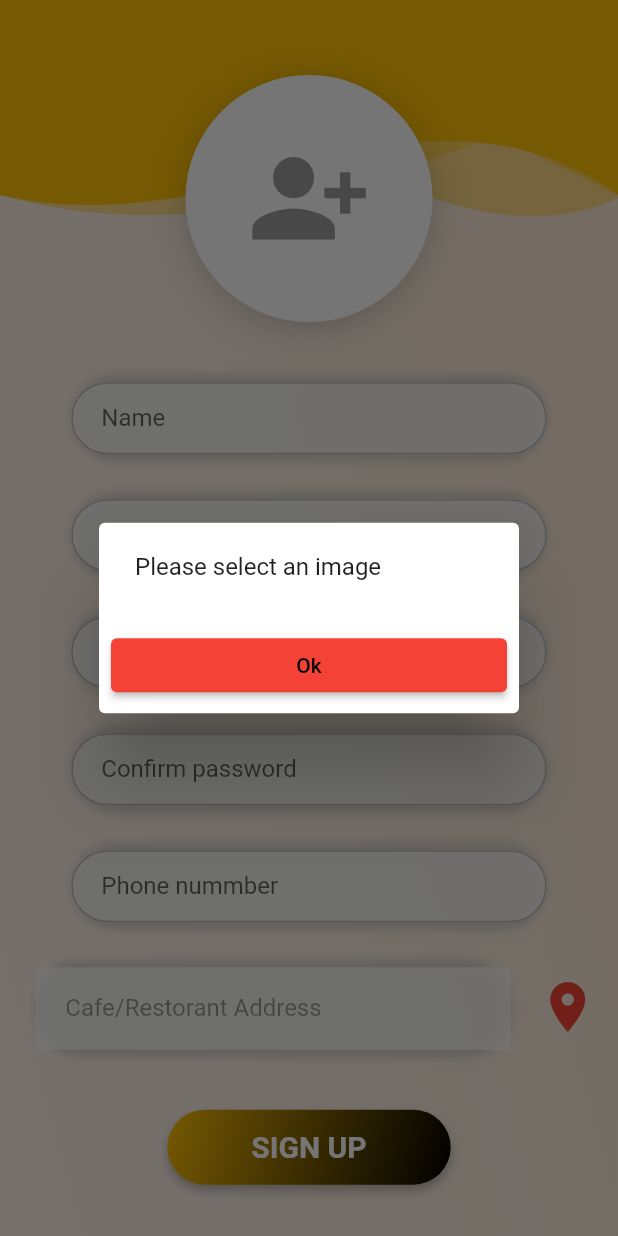
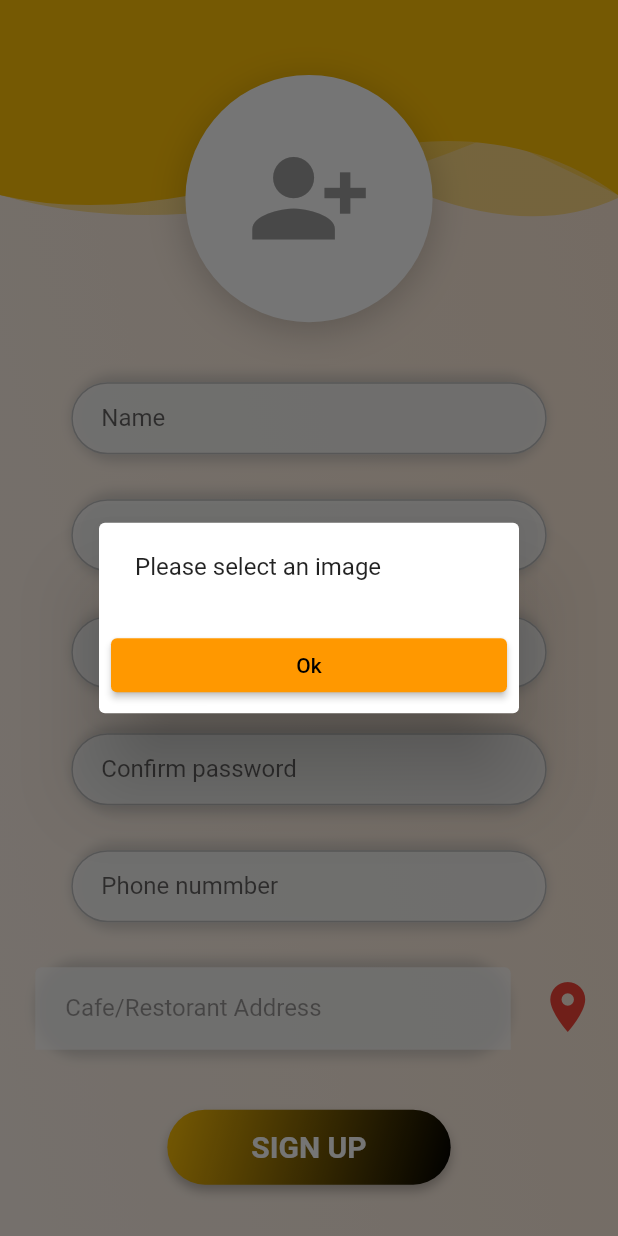
Before and after one commit to Dhruv0348/IT314_project_31, a Flutter app: the RegisterScreen screen opened directly, after a tap on "SIGN UP", on a phone screen of 412 x 824 dp. Run offline on Flutter 3.47's test engine with Material 2 defaults, Android fonts, the phone set to English and light mode, and no system bars; our stand-ins replace cloud_firestore, firebase_auth, firebase_core, firebase_storage, fluttertoast, geocoding and 5 more; accounts and stored records are empty; network calls fail.

Commit message:
color change

```diff
--- a/canteen_management/lib/widgets/error_dialog.dart
+++ b/canteen_management/lib/widgets/error_dialog.dart
@@ -18,7 +18,7 @@
             ),
           ),
           style: ElevatedButton.styleFrom(
-            backgroundColor: Colors.red,
+            backgroundColor: Colors.orange,
           ),
           onPressed: () {
             Navigator.pop(context);
```
